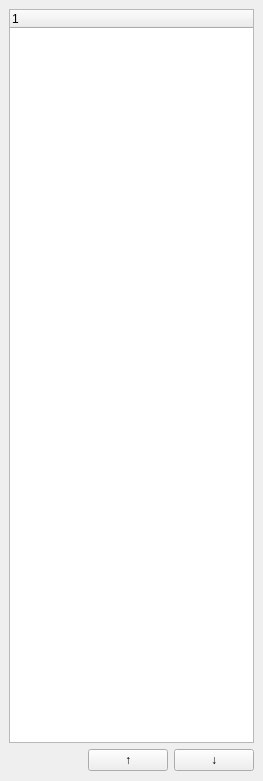
Qt form plugins/gui_windows/layerDialog.ui (TzarIvan/starlab.core) before a commit.
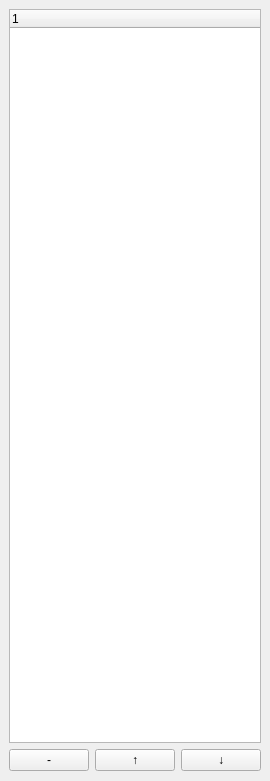
The same form after that commit.

Commit message: [LayerDialog] entries to remove a model

What changed in the file:
```diff
--- a/plugins/gui_windows/layerDialog.ui
+++ b/plugins/gui_windows/layerDialog.ui
@@ -45,6 +45,13 @@
         </property>
        </spacer>
       </item>
+      <item>
+       <widget class="QPushButton" name="deleteModel">
+        <property name="text">
+         <string>-</string>
+        </property>
+       </widget>
+      </item>
       <item>
        <widget class="QPushButton" name="moveModelUp">
         <property name="text">
```
The commit also changes 2 other files.
